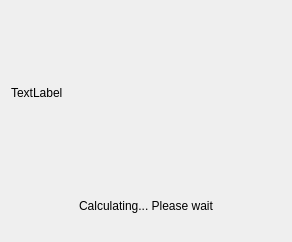
Old version of the form src/gui/forms/rundialog.ui in the repository oslocyclotronlab/Qkinz.
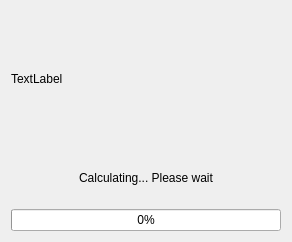
New version of the form.

The edit to the form file:
```diff
--- a/src/gui/forms/rundialog.ui
+++ b/src/gui/forms/rundialog.ui
@@ -21,6 +21,13 @@
      </property>
     </widget>
    </item>
+   <item row="2" column="0">
+    <widget class="QProgressBar" name="progressBar">
+     <property name="value">
+      <number>0</number>
+     </property>
+    </widget>
+   </item>
    <item row="1" column="0">
     <widget class="QLabel" name="label_2">
      <property name="maximumSize">
```
